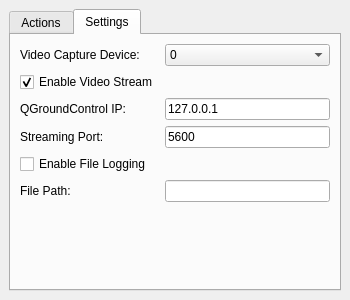
djcopley/structural-drone, file window.ui: the form before one commit.
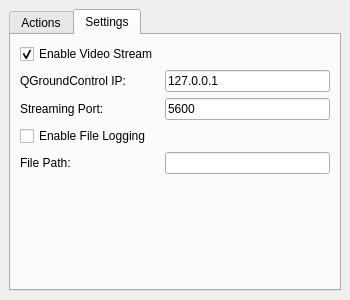
The form after the commit. The open tabs and pages were chosen to show the change.

Commit message: Worked GoPro wireless feed into video processing pipeline. Updated GUI options.

```diff
--- a/window.ui
+++ b/window.ui
@@ -116,45 +116,24 @@
         <string>Settings</string>
        </attribute>
        <layout class="QFormLayout" name="formLayout_2">
-        <item row="0" column="0">
-         <widget class="QLabel" name="label_7">
+        <item row="1" column="0">
+         <widget class="QCheckBox" name="checkBox">
           <property name="text">
-           <string>Video Capture Device:</string>
+           <string>Enable Video Stream</string>
           </property>
+          <property name="checked">
+           <bool>true</bool>
+          </property>
          </widget>
         </item>
-        <item row="0" column="1">
-         <widget class="QComboBox" name="comboBox_3">
-          <item>
-           <property name="text">
-            <string>0</string>
-           </property>
-          </item>
-          <item>
-           <property name="text">
-            <string>1</string>
-           </property>
-          </item>
-          <item>
-           <property name="text">
-            <string>2</string>
-           </property>
-          </item>
-          <item>
-           <property name="text">
-            <string>3</string>
-           </property>
-          </item>
-         </widget>
-        </item>
-        <item row="3" column="0">
+        <item row="2" column="0">
          <widget class="QLabel" name="label_4">
           <property name="text">
            <string>QGroundControl IP:</string>
           </property>
          </widget>
         </item>
-        <item row="3" column="1">
+        <item row="2" column="1">
          <widget class="QLineEdit" name="gst_ip">
           <property name="text">
            <string>127.0.0.1</string>
@@ -164,14 +143,14 @@
           </property>
          </widget>
         </item>
-        <item row="5" column="0">
+        <item row="4" column="0">
          <widget class="QLabel" name="label_5">
           <property name="text">
            <string>Streaming Port:</string>
           </property>
          </widget>
         </item>
-        <item row="5" column="1">
+        <item row="4" column="1">
          <widget class="QLineEdit" name="gst_port">
           <property name="text">
            <string>5600</string>
@@ -181,31 +160,21 @@
           </property>
          </widget>
         </item>
-        <item row="2" column="0">
-         <widget class="QCheckBox" name="checkBox">
-          <property name="text">
-           <string>Enable Video Stream</string>
-          </property>
-          <property name="checked">
-           <bool>true</bool>
-          </property>
-         </widget>
-        </item>
-        <item row="6" column="0">
+        <item row="5" column="0">
          <widget class="QCheckBox" name="checkBox_2">
           <property name="text">
            <string>Enable File Logging</string>
           </property>
          </widget>
         </item>
-        <item row="7" column="0">
+        <item row="6" column="0">
          <widget class="QLabel" name="label_8">
           <property name="text">
            <string>File Path:</string>
           </property>
          </widget>
         </item>
-        <item row="7" column="1">
+        <item row="6" column="1">
          <widget class="QLineEdit" name="lineEdit"/>
         </item>
        </layout>
```
The commit also changes 8 other files.
